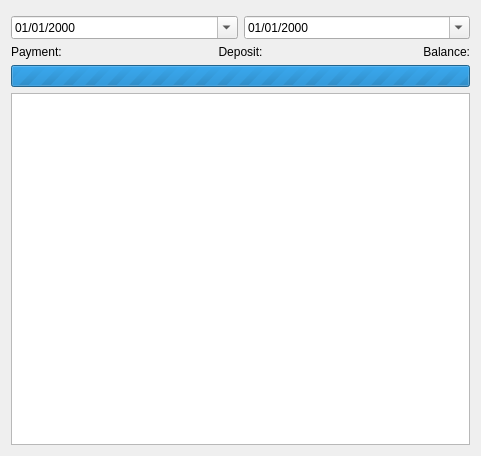
Qt form res/ui/transactions_tab.ui (duniter/sakia) before a commit.
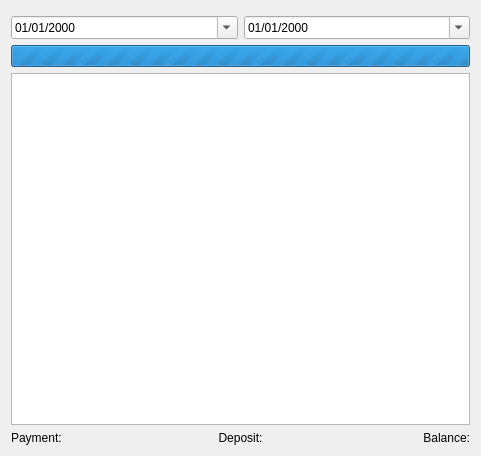
The same form after that commit.

Commit message: Total balance is rather useless (only applicable in quantitative units) so put it at the bottom

```diff
--- a/res/ui/transactions_tab.ui
+++ b/res/ui/transactions_tab.ui
@@ -43,37 +43,6 @@
        </item>
       </layout>
      </item>
-     <item>
-      <layout class="QHBoxLayout" name="layout_balance">
-       <item>
-        <widget class="QLabel" name="label_payment">
-         <property name="text">
-          <string>Payment:</string>
-         </property>
-        </widget>
-       </item>
-       <item>
-        <widget class="QLabel" name="label_deposit">
-         <property name="text">
-          <string>Deposit:</string>
-         </property>
-         <property name="alignment">
-          <set>Qt::AlignCenter</set>
-         </property>
-        </widget>
-       </item>
-       <item>
-        <widget class="QLabel" name="label_balance">
-         <property name="text">
-          <string>Balance:</string>
-         </property>
-         <property name="alignment">
-          <set>Qt::AlignRight|Qt::AlignTrailing|Qt::AlignVCenter</set>
-         </property>
-        </widget>
-       </item>
-      </layout>
-     </item>
      <item>
       <widget class="QProgressBar" name="progressbar">
        <property name="maximum">
@@ -106,6 +75,37 @@
        </attribute>
       </widget>
      </item>
+     <item>
+      <layout class="QHBoxLayout" name="layout_balance">
+       <item>
+        <widget class="QLabel" name="label_payment">
+         <property name="text">
+          <string>Payment:</string>
+         </property>
+        </widget>
+       </item>
+       <item>
+        <widget class="QLabel" name="label_deposit">
+         <property name="text">
+          <string>Deposit:</string>
+         </property>
+         <property name="alignment">
+          <set>Qt::AlignCenter</set>
+         </property>
+        </widget>
+       </item>
+       <item>
+        <widget class="QLabel" name="label_balance">
+         <property name="text">
+          <string>Balance:</string>
+         </property>
+         <property name="alignment">
+          <set>Qt::AlignRight|Qt::AlignTrailing|Qt::AlignVCenter</set>
+         </property>
+        </widget>
+       </item>
+      </layout>
+     </item>
     </layout>
    </item>
   </layout>
```
